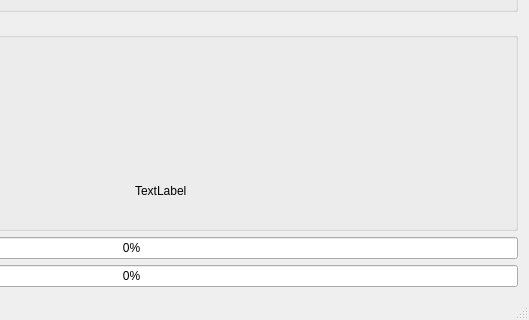
inffire/LZW, file LZW_Compressor/mainwindow.ui: the form before one commit; both pictures show x 266 to 795 and y 248 to 568 of the 795 by 568 pixel window.
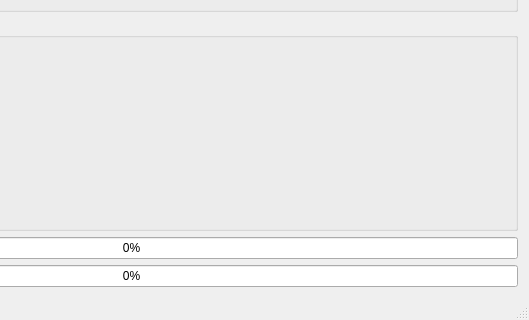
The form after the commit.

```diff
--- a/LZW_Compressor/mainwindow.ui
+++ b/LZW_Compressor/mainwindow.ui
@@ -66,7 +66,7 @@
        <item row="2" column="1">
         <widget class="QLabel" name="label_Time_value">
          <property name="text">
-          <string>TextLabel</string>
+          <string/>
          </property>
         </widget>
        </item>
```
